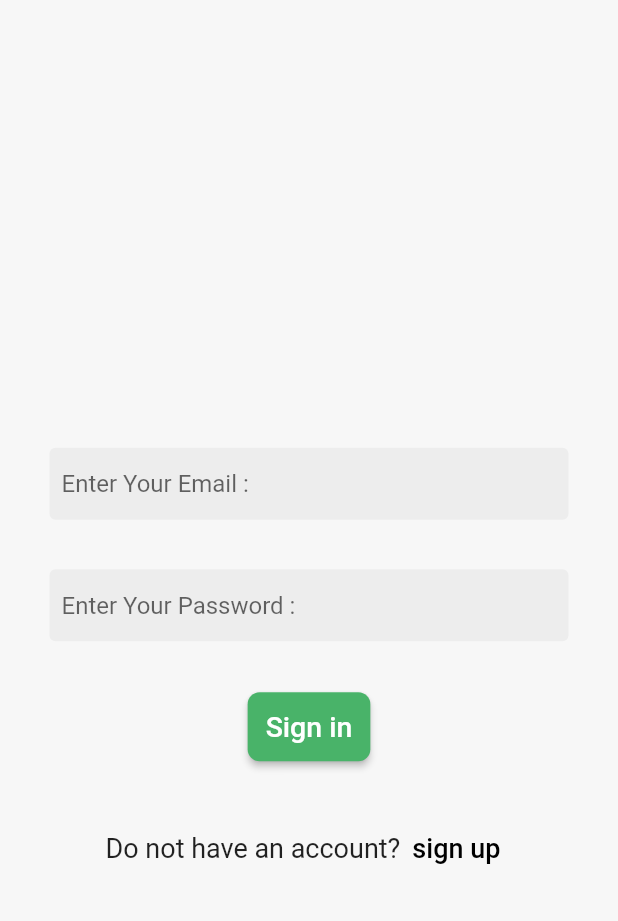
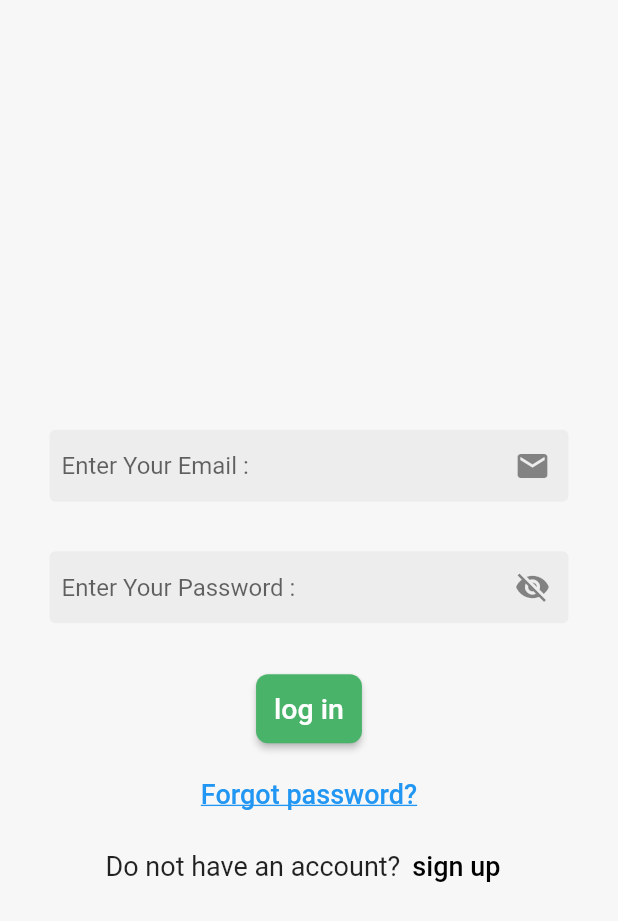
Before and after one commit to aliajjoub2/Flutter-Ecommerce, a Flutter app: the Register screen opened directly, after a tap on "Register", after a tap on "sign in", on a phone screen of 412 x 824 dp. Shown: the top 921 px of the screen. Run offline on Flutter 3.47's test engine with Material 2 defaults, Android fonts, the phone set to English and light mode, and no system bars; our stand-ins replace firebase_auth, firebase_core; accounts and stored records are empty; network calls fail; statements that could not run were skipped.

Commit message:
login, verify email, forgotpassword

```diff
--- a/lib/pages/login.dart
+++ b/lib/pages/login.dart
@@ -1,22 +1,66 @@
 import 'package:ecommerce/pages/register.dart';
+import 'package:ecommerce/pages/verify_email.dart';
 import 'package:ecommerce/shared/colors.dart';
+import 'package:firebase_auth/firebase_auth.dart';
+
 import 'package:flutter/material.dart';
 
 import '../shared/decorationtextfield.dart';
+import '../shared/snackbar.dart';
+import 'forgot_passowrd.dart';
 
-class Login extends StatelessWidget {
-  const Login({Key? key}) : super(key: key);
+
+class Login extends StatefulWidget {
+  Login({Key? key}) : super(key: key);
+
+  @override
+  State<Login> createState() => _LoginState();
+}
+
+class _LoginState extends State<Login> {
+  bool isVisable = false;
+  final emailController = TextEditingController();
+  final passwordController = TextEditingController();
+  bool isLoading = false;
+
+  signIn() async {
+
+
+    try {
+       setState(() {
+      isLoading = true;
+    });
+
+      final credential = await FirebaseAuth.instance.signInWithEmailAndPassword(
+          email: emailController.text, password: passwordController.text);
+          // Stop indicator
+
+     setState(() {
+      isLoading = false;
+    });
+    } on FirebaseAuthException catch (e) {
+      showSnackBar(context, "ERROR :  ${e.code} ");
+    }
+
+
+  }
+
+  @override
+  void dispose() {
+    // TODO: implement dispose
+    emailController.dispose();
+    passwordController.dispose();
+    super.dispose();
+  }
 
   @override
   Widget build(BuildContext context) {
-    return  SafeArea(
+    return SafeArea(
       child: Scaffold(
         backgroundColor: const Color.fromARGB(255, 247, 247, 247),
         body: Center(
           child: Padding(
             padding: const EdgeInsets.all(33.0),
-            child: SizedBox(
-              width: 350,
             child: Column(
               mainAxisAlignment: MainAxisAlignment.center,
               children: [
@@ -24,55 +68,87 @@ class Login extends StatelessWidget {
                   height: 64,
                 ),
                 TextField(
+                    controller: emailController,
                     keyboardType: TextInputType.emailAddress,
                     obscureText: false,
                     decoration: decorationTextfield.copyWith(
                         hintText: "Enter Your Email : ",
-                      )),
+                        suffixIcon: const Icon(Icons.email))),
                 const SizedBox(
                   height: 33,
                 ),
                 TextField(
+                    controller: passwordController,
                     keyboardType: TextInputType.text,
-                      obscureText: true,
+                    obscureText: isVisable ? false : true,
                     decoration: decorationTextfield.copyWith(
                         hintText: "Enter Your Password : ",
-                      )),
+                        suffixIcon: IconButton(
+                            onPressed: () {
+                              setState(() {
+                                isVisable = !isVisable;
+                              });
+                            },
+                            icon: isVisable
+                                ? const Icon(Icons.visibility)
+                                : const Icon(Icons.visibility_off)))),
                 const SizedBox(
                   height: 33,
                 ),
                 ElevatedButton(
-                    onPressed: () {},
-
+                  onPressed: () async {
+                    await signIn();
+                    if (!mounted) return;
+                     Navigator.pushReplacement(
+                          context,
+                          MaterialPageRoute(builder: (context) => VerifyEmailPage()),
+                        );
+                  },
                   style: ButtonStyle(
                     backgroundColor: MaterialStateProperty.all(BTNgreen),
                     padding: MaterialStateProperty.all(const EdgeInsets.all(12)),
                     shape: MaterialStateProperty.all(RoundedRectangleBorder(
                         borderRadius: BorderRadius.circular(8))),
                   ),
-                     child: const Text(
-                      "Sign in",
-                      style: TextStyle(fontSize: 19),
+                  child: isLoading
+                          ? const CircularProgressIndicator(
+                              color: Colors.white,
+                            )
+                          : Text(
+                              "log in",
+                              style: const TextStyle(fontSize: 19),
                             ),
                 ),
                  const SizedBox(
-                    height: 33,
+                  height: 9,
                 ),
+
+                TextButton(
+                  onPressed: (){
+                    Navigator.push(
+                            context,
+                            MaterialPageRoute(builder: (context) => ForgotPassword()),
+                          );
+                  },
+                   child: Text("Forgot password?",
+                        style: TextStyle(
+                            fontSize: 18, decoration: TextDecoration.underline)),)
+                   ,
                 Row(
                   mainAxisAlignment: MainAxisAlignment.center,
                   children: [
-                      const Text("Do not have an account?", style: TextStyle(fontSize: 18)),
+                    Text("Do not have an account?",
+                        style: TextStyle(fontSize: 18)),
                     TextButton(
                         onPressed: () {
                           Navigator.pushReplacement(
                             context,
-                                MaterialPageRoute(
-                                    builder: (context) =>  Register()),
+                            MaterialPageRoute(builder: (context) => Register()),
                           );
                         },
-                        child:
-                            const Text('sign up', style: TextStyle(color: Colors.black,fontSize: 18))),
-
+                        child: Text('sign up',
+                            style:
+                                TextStyle(color: Colors.black, fontSize: 18))),
                   ],
                 )
               ],
@@ -80,8 +156,6 @@ class Login extends StatelessWidget {
           ),
         ),
       ),
-      ),
     );
-
   }
 }
--- a/lib/pages/register.dart
+++ b/lib/pages/register.dart
@@ -298,12 +298,17 @@ class _RegisterState extends State<Register> {
                       height: 33,
                     ),
                     ElevatedButton(
-                      onPressed: () {
-                        if (_formKey.currentState!.validate()) {
-                          register();
-                        } else {
-                          showSnackBar(context, "ERROR");
-                        }
+                      onPressed: () async {
+                         if (_formKey.currentState!.validate()) {
+                        await register();
+                        if (!mounted) return;
+                        Navigator.pushReplacement(
+                          context,
+                          MaterialPageRoute(builder: (context) => Login()),
+                        );
+                      } else {
+                        showSnackBar(context, "ERROR");
+                      }
                       },
                       child: isLoading
                           ? CircularProgressIndicator(
@@ -333,7 +338,7 @@ class _RegisterState extends State<Register> {
                               Navigator.pushReplacement(
                                 context,
                                 MaterialPageRoute(
-                                    builder: (context) => const Login()),
+                                    builder: (context) =>  Login()),
                               );
                             },
                             child: Text('sign in',
--- a/pubspec.yaml
+++ b/pubspec.yaml
@@ -37,6 +37,7 @@ dependencies:
   provider: ^6.0.3
   firebase_core: ^1.20.0
   firebase_auth: ^3.6.2
+  google_sign_in: ^5.4.1
   #firebase_analytics: ^9.3.0
 
 
```
Also changed, not shown: lib/main.dart (+21 -1 lines), lib/pages/forgot_passowrd.dart (added, +127 -0 lines), lib/pages/home.dart (+10 -1 lines), lib/pages/verify_email.dart (added, +137 -0 lines), pubspec.lock. Lines whose indentation alone changed are shown as unchanged.
